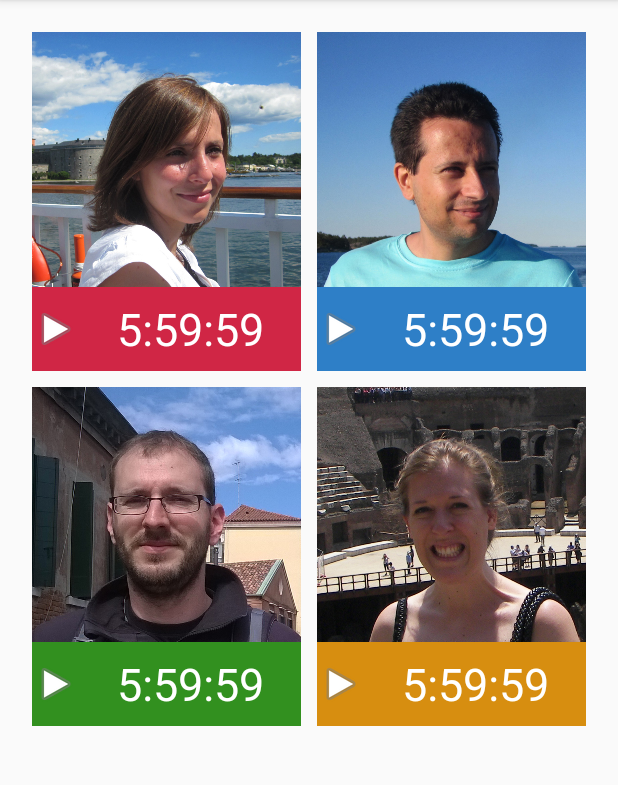
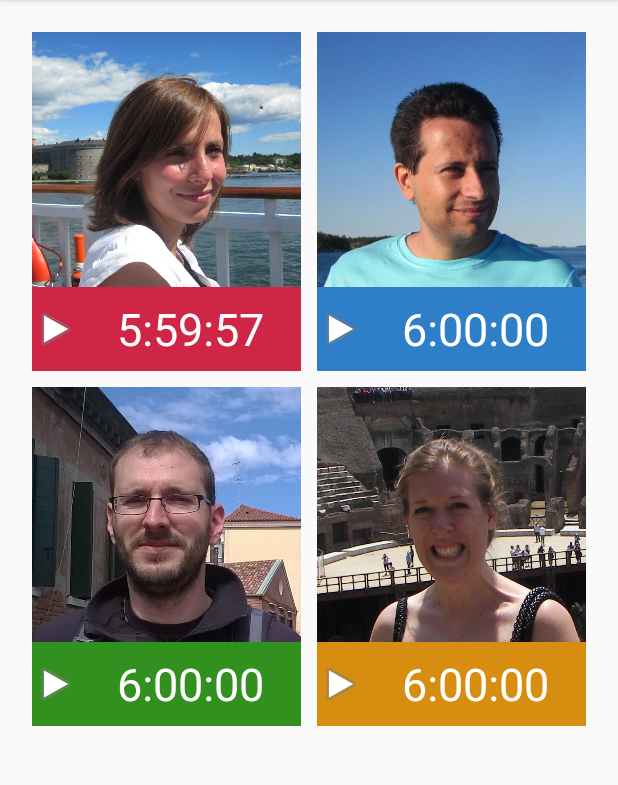
Before and after one commit to KrisKN/6happ, an Android app: the screen it shows after launch (MainActivity), in the options menu, after a tap on "Heute sind sie aber irgendwie nervig", on a phone screen of 412 x 824 dp, the part 84-869 px from its top. Run offline under Robolectric (Android 15) with nearby library versions, the phone set to English and light mode, and no system bars.

Commit message:
Timer interval changed.

```diff
--- a/app/src/main/java/com/mauriundjens/sechsstundenapp/MainActivity.java
+++ b/app/src/main/java/com/mauriundjens/sechsstundenapp/MainActivity.java
@@ -63,14 +63,14 @@
         }
         */
 
-        // call handleTimer each second
+        // call handleTimer periodically
         timer = new java.util.Timer();
         timer.schedule(new java.util.TimerTask() {
             @Override
             public void run() {
                 handleTimer();
             }
-        }, 0, 100);
+        }, 0, 333);
 
         // register action handlers for play/pause actions
         for (int i = 0; i < 4; ++i)
--- a/app/src/main/res/layout/content_main.xml
+++ b/app/src/main/res/layout/content_main.xml
@@ -50,7 +50,7 @@
                 android:minHeight="56dp" />
 
             <TextView
-                android:text="5:59:59"
+                android:text="0:00:00"
                 android:id="@+id/textView_ornella"
                 android:layout_gravity="center_vertical|center_horizontal"
                 android:textColor="@android:color/white"
@@ -88,7 +88,7 @@
                 android:minHeight="56dp" />
 
             <TextView
-                android:text="5:59:59"
+                android:text="0:00:00"
                 android:id="@+id/textView_maurizio"
                 android:layout_gravity="center_vertical|center_horizontal"
                 android:textColor="@android:color/white"
@@ -125,7 +125,7 @@
                 android:minHeight="56dp" />
 
             <TextView
-                android:text="5:59:59"
+                android:text="0:00:00"
                 android:id="@+id/textView_jens"
                 android:layout_gravity="center_vertical|center_horizontal"
                 android:textColor="@android:color/white"
@@ -162,7 +162,7 @@
                 android:minHeight="56dp" />
 
             <TextView
-                android:text="5:59:59"
+                android:text="0:00:00"
                 android:id="@+id/textView_julia"
                 android:layout_gravity="center_vertical|center_horizontal"
                 android:textColor="@android:color/white"
@@ -174,5 +174,4 @@
 
     </GridLayout>
 
-
 </RelativeLayout>
```
